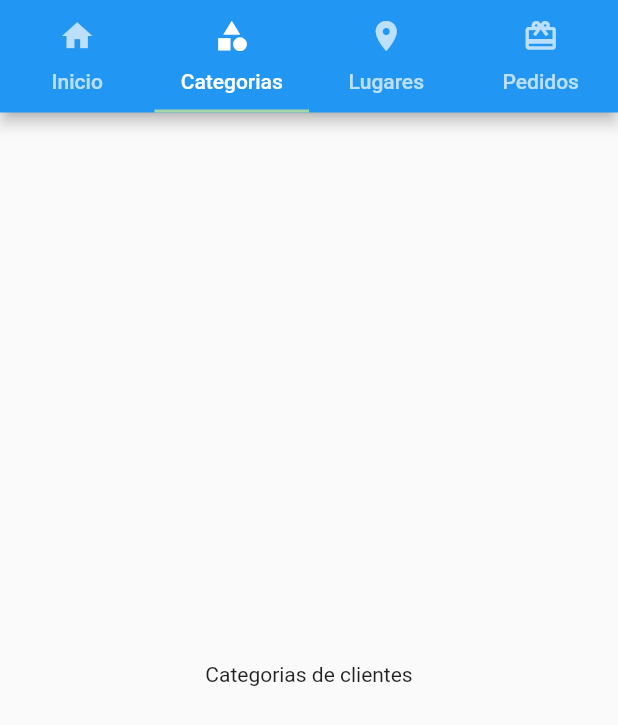
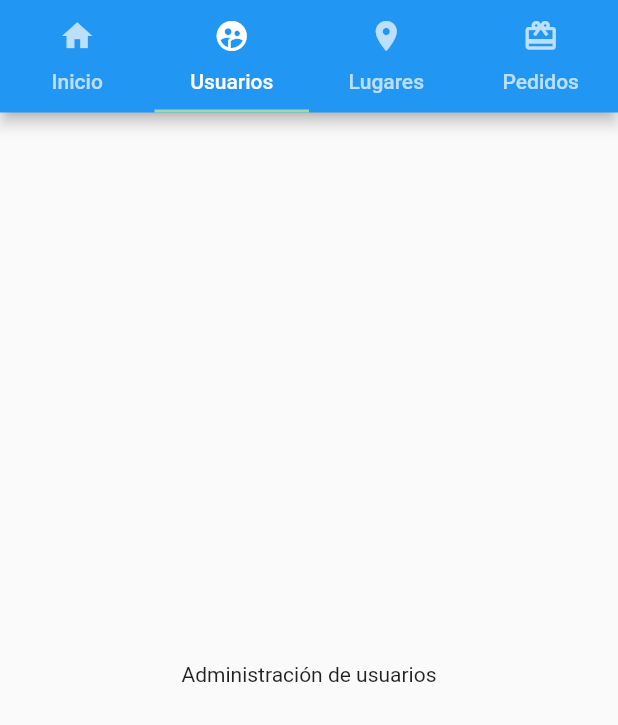
Before and after one commit to jacobgtzmtz/tenlo_admin, a Flutter app: the screen it shows after launch, tab 2 chosen, on a phone screen of 412 x 824 dp. Shown: the top 725 px of the screen. Run offline on Flutter 3.47's test engine with Material 2 defaults, Android fonts, the phone set to English and light mode, and no system bars.

Commit message:
Pagina de usurios

```diff
--- a/lib/main.dart
+++ b/lib/main.dart
@@ -1,8 +1,8 @@
 import 'package:flutter/material.dart';
 import 'package:tenlo/pages/cardspage.dart';
-import 'package:tenlo/pages/categorias.dart';
 import 'package:tenlo/pages/inicio.dart';
 import 'package:tenlo/pages/lugares.dart';
+import 'package:tenlo/pages/usuarios.dart';
 
 void main() => runApp(MyApp());
 
@@ -23,8 +23,8 @@ class MyApp extends StatelessWidget {
                   text: 'Inicio',
                 ),
                 new Tab(
-                  icon: Icon(Icons.category),
-                  text: 'Categorias',
+                  icon: Icon(Icons.supervised_user_circle),
+                  text: 'Usuarios',
                 ),
                 new Tab(
                   icon: Icon(Icons.place),
@@ -38,7 +38,7 @@ class MyApp extends StatelessWidget {
             )),
         body: new TabBarView(children: <Widget>[
           new HomePage(),
-          new CategoriasPage(),
+          new UsuariosPage(),
           new LugaresPage(),
           new CardsPage(),
         ]),
--- a/lib/pages/categorias.dart
+++ b/lib/pages/usuarios.dart
@@ -1,11 +1,11 @@
 import 'package:flutter/material.dart';
 
-class CategoriasPage extends StatelessWidget {
+class UsuariosPage extends StatelessWidget {
   @override
   Widget build(BuildContext context) {
     return Container(
       child: Center(
-        child: Text('Categorias de clientes'),
+        child: Text('Administración de usuarios'),
       ),
     );
   }
```
